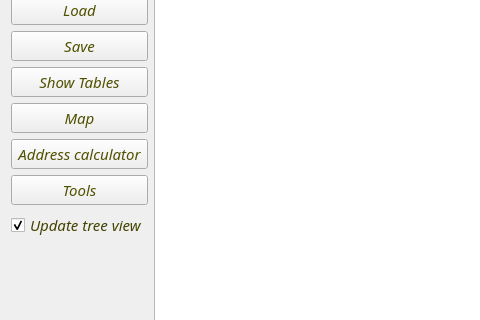
The window that MoMTweaker/mainwindow.ui (jbalcomb/MoM-RTGT) describes before a commit, drawn with Qt 5; both pictures show x 0 to 480 and y 88 to 408 of the 969 by 650 pixel window.
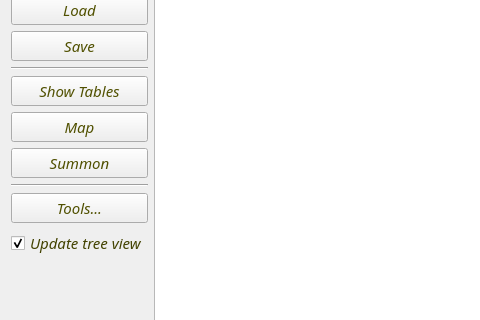
The same window after the commit. Icons and pictures are not drawn.

```diff
--- a/MoMTweaker/mainwindow.ui
+++ b/MoMTweaker/mainwindow.ui
@@ -234,6 +234,13 @@
         </property>
        </widget>
       </item>
+      <item>
+       <widget class="Line" name="line">
+        <property name="orientation">
+         <enum>Qt::Horizontal</enum>
+        </property>
+       </widget>
+      </item>
       <item>
        <widget class="QPushButton" name="pushButton_ShowTables">
         <property name="sizePolicy">
@@ -325,7 +332,7 @@
          </font>
         </property>
         <property name="text">
-         <string>Address calculator</string>
+         <string>Summon</string>
         </property>
         <property name="icon">
          <iconset resource="../Resources/InteractiveGameTweaker.qrc">
@@ -339,6 +346,13 @@
         </property>
        </widget>
       </item>
+      <item>
+       <widget class="Line" name="line_2">
+        <property name="orientation">
+         <enum>Qt::Horizontal</enum>
+        </property>
+       </widget>
+      </item>
       <item>
        <widget class="QPushButton" name="pushButton_Tools">
         <property name="sizePolicy">
@@ -360,7 +374,7 @@
          </font>
         </property>
         <property name="text">
-         <string>Tools</string>
+         <string>Tools...</string>
         </property>
         <property name="icon">
          <iconset resource="../Resources/InteractiveGameTweaker.qrc">
```
Left out of the diff: 4 changed lines with no effect on the pictures.
